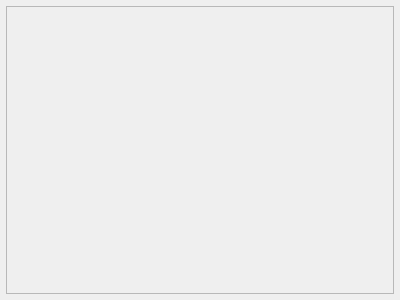
First picture: the form in FormData/ViewRecord.ui, repository ciss-guozpeing/SwimmingReload, before the edit.
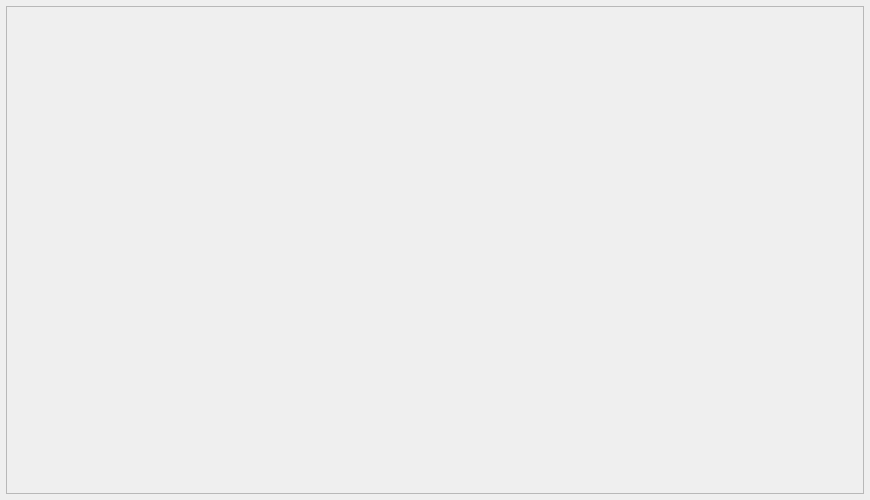
Second picture: the form after the edit.

The edit to the form file:
```diff
--- a/FormData/ViewRecord.ui
+++ b/FormData/ViewRecord.ui
@@ -6,14 +6,26 @@
    <rect>
     <x>0</x>
     <y>0</y>
-    <width>400</width>
-    <height>300</height>
+    <width>870</width>
+    <height>500</height>
    </rect>
   </property>
+  <property name="minimumSize">
+   <size>
+    <width>870</width>
+    <height>500</height>
+   </size>
+  </property>
+  <property name="maximumSize">
+   <size>
+    <width>10000</width>
+    <height>10000</height>
+   </size>
+  </property>
   <property name="windowTitle">
    <string>Dialog</string>
   </property>
-  <layout class="QVBoxLayout" name="verticalLayout">
+  <layout class="QGridLayout" name="gridLayout">
    <property name="leftMargin">
     <number>6</number>
    </property>
@@ -26,7 +38,7 @@
    <property name="bottomMargin">
     <number>6</number>
    </property>
-   <item>
+   <item row="0" column="0">
     <widget class="QScrollArea" name="scrollArea">
      <property name="widgetResizable">
       <bool>true</bool>
@@ -36,31 +48,10 @@
        <rect>
         <x>0</x>
         <y>0</y>
-        <width>386</width>
-        <height>286</height>
+        <width>856</width>
+        <height>486</height>
        </rect>
       </property>
-      <layout class="QVBoxLayout" name="verticalLayout_2">
-       <property name="leftMargin">
-        <number>0</number>
-       </property>
-       <property name="topMargin">
-        <number>0</number>
-       </property>
-       <property name="rightMargin">
-        <number>0</number>
-       </property>
-       <property name="bottomMargin">
-        <number>0</number>
-       </property>
-       <item>
-        <layout class="QGridLayout" name="gridLayout">
-         <property name="spacing">
-          <number>0</number>
-         </property>
-        </layout>
-       </item>
-      </layout>
      </widget>
     </widget>
    </item>
```
